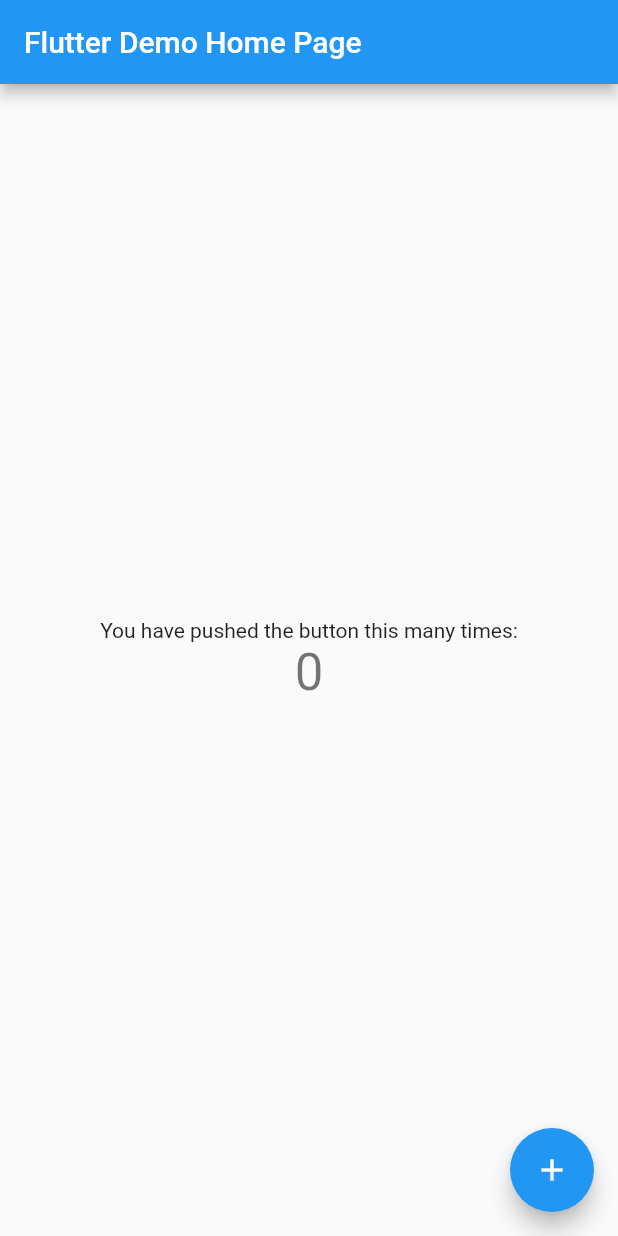
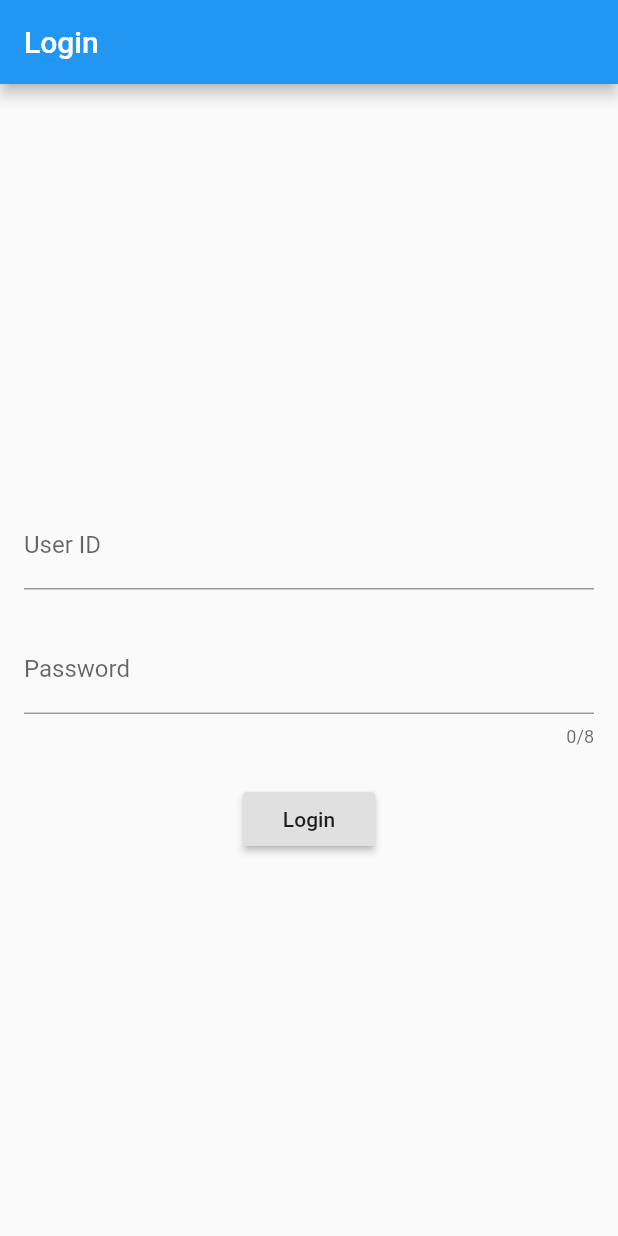
Before and after one commit to JUNKI555/flutter_practice03, a Flutter app: the screen it shows after launch, on a phone screen of 412 x 824 dp. Run offline on Flutter 3.47's test engine with Material 2 defaults, Android fonts, the phone set to English and light mode, and no system bars.

Commit message:
:sparkles: Screen transition

```diff
--- a/lib/main.dart
+++ b/lib/main.dart
@@ -8,59 +8,209 @@ class MyApp extends StatelessWidget {
   @override
   Widget build(BuildContext context) {
     return MaterialApp(
-      title: 'Flutter Demo',
+      title: 'Flutter Screen Transition',
       theme: ThemeData(
         primarySwatch: Colors.blue,
         visualDensity: VisualDensity.adaptivePlatformDensity,
       ),
-      home: const MyHomePage(title: 'Flutter Demo Home Page'),
+      routes: <String, WidgetBuilder>{
+        '/': (_) => new Splash(),
+        '/login': (_) => new Login(),
+        '/home': (_) => new Home(),
+        '/next': (_) => new Next(),
+      },
     );
   }
 }
 
-class MyHomePage extends StatefulWidget {
-  const MyHomePage({Key key, this.title}) : super(key: key);
+/* ============================= */
+/* スプラッシュ画面 */
+/* ============================= */
+class Splash extends StatefulWidget {
+  @override
+  _SplashState createState() => _SplashState();
+}
 
-  final String title;
+class _SplashState extends State<Splash> {
+  void handleTimeout() {
+    Navigator.of(context).pushReplacementNamed('/login');
+  }
 
   @override
-  _MyHomePageState createState() => _MyHomePageState();
-}
+  void initState() {
+    super.initState();
 
-class _MyHomePageState extends State<MyHomePage> {
-  int _counter = 0;
-
-  void _incrementCounter() {
-    setState(() {
-      _counter++;
-    });
+    new Future<dynamic>.delayed(const Duration(seconds: 3))
+        .then((dynamic value) => handleTimeout());
   }
 
   @override
   Widget build(BuildContext context) {
-    return Scaffold(
-      appBar: AppBar(
-        title: Text(widget.title),
+    return Container();
+  }
+}
+
+/* ============================= */
+/* ログイン画面 */
+/* ============================= */
+class Login extends StatefulWidget {
+  @override
+  _LoginState createState() => _LoginState();
+}
+
+class _LoginState extends State<Login> {
+  @override
+  Widget build(BuildContext context) {
+    return new Scaffold(
+      appBar: new AppBar(
+        title: const Text('Login'),
       ),
-      body: Center(
-        child: Column(
-          mainAxisAlignment: MainAxisAlignment.center,
+      body: new Center(
+        child: new Form(
+          child: new SingleChildScrollView(
+            padding: const EdgeInsets.symmetric(horizontal: 16),
+            child: new Column(
+              crossAxisAlignment: CrossAxisAlignment.stretch,
+              children: <Widget>[
+                const SizedBox(height: 24),
+                new TextFormField(
+                  decoration: const InputDecoration(
+                      border: const UnderlineInputBorder(),
+                      labelText: 'User ID'),
+                ),
+                const SizedBox(
+                  height: 24,
+                ),
+                new TextFormField(
+                  maxLength: 8,
+                  decoration: const InputDecoration(
+                    border: const UnderlineInputBorder(),
+                    labelText: 'Password',
+                  ),
+                ),
+                const SizedBox(
+                  height: 24,
+                ),
+                new Center(
+                  child: new RaisedButton(
+                    child: const Text('Login'),
+                    onPressed: () {
+                      Navigator.of(context).pushReplacementNamed('/home');
+                    },
+                  ),
+                ),
+              ],
+            ),
+          ),
+        ),
+      ),
+    );
+  }
+}
+
+/* ============================= */
+/* ホーム画面 */
+/* ============================= */
+class Home extends StatelessWidget {
+  @override
+  Widget build(BuildContext context) {
+    return new Scaffold(
+      appBar: new AppBar(
+        title: const Text('Home'),
+      ),
+      body: new Center(
+        child: new RaisedButton(
+          child: const Text('Launch Next Screen'),
+          onPressed: () {
+            Navigator.of(context).pushNamed('/next');
+          },
+        ),
+      ),
+    );
+  }
+}
+
+/* ============================= */
+/* その他の画面 */
+/* ============================= */
+class Next extends StatefulWidget {
+  @override
+  _NextState createState() => _NextState();
+}
+
+class _NextState extends State<Next> {
+  @override
+  Widget build(BuildContext context) {
+    return new Scaffold(
+      appBar: new AppBar(
+        title: const Text('Next'),
+      ),
+      body: new Center(
+        child: new Column(
           children: <Widget>[
-            const Text(
-              'You have pushed the button this many times:',
+            const SizedBox(
+              height: 24,
             ),
-            Text(
-              '$_counter',
-              style: Theme.of(context).textTheme.headline4,
+            new RaisedButton(
+              child: const Text('Launch Next Screen'),
+              onPressed: () {
+                Navigator.of(context).pushNamed('/next');
+              },
+            ),
+            const SizedBox(
+              height: 24,
+            ),
+            new RaisedButton(
+              child: const Text('Back to Home'),
+              onPressed: () {
+                Navigator.popUntil(context, ModalRoute.withName('/home'));
+              },
+            ),
+            const SizedBox(
+              height: 24,
+            ),
+            new RaisedButton(
+              child: const Text('Logout'),
+              onPressed: () {
+                showDialog<bool>(
+                  context: context,
+                  builder: (BuildContext context) {
+                    return new AlertDialog(
+                      content: const Text('Do you want logout?'),
+                      actions: <Widget>[
+                        new FlatButton(
+                          child: const Text('No'),
+                          onPressed: () {
+                            // call then false
+                            Navigator.of(context).pop(false);
+                          },
+                        ),
+                        new FlatButton(
+                          child: const Text('Yes'),
+                          onPressed: () {
+                            // call then true
+                            Navigator.of(context).pop(true);
+                          },
+                        ),
+                      ],
+                    );
+                  },
+                ).then<void>((isClose) {
+                  if (!isClose) {
+                    return;
+                  }
+
+                  Navigator.pushAndRemoveUntil<dynamic>(
+                      context,
+                      new MaterialPageRoute<dynamic>(
+                          builder: (context) => new Splash()),
+                      (_) => false);
+                });
+              },
             ),
           ],
         ),
       ),
-      floatingActionButton: FloatingActionButton(
-        onPressed: _incrementCounter,
-        tooltip: 'Increment',
-        child: const Icon(Icons.add),
-      ),
     );
   }
 }
```
